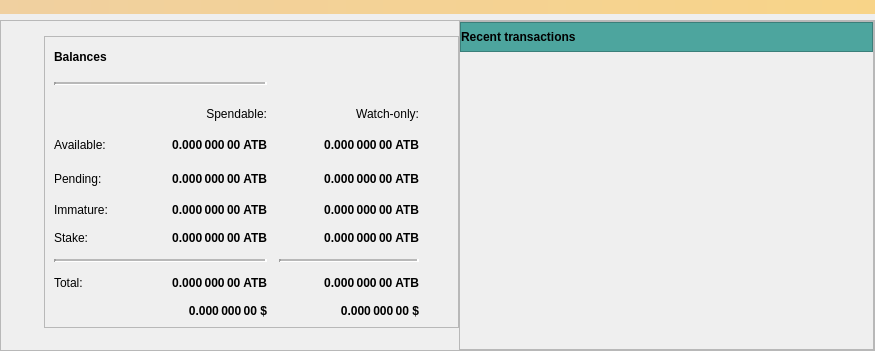
Old version of the form src/qt/forms/overviewpage.ui in the repository odrowonz/atbcoin-insight.
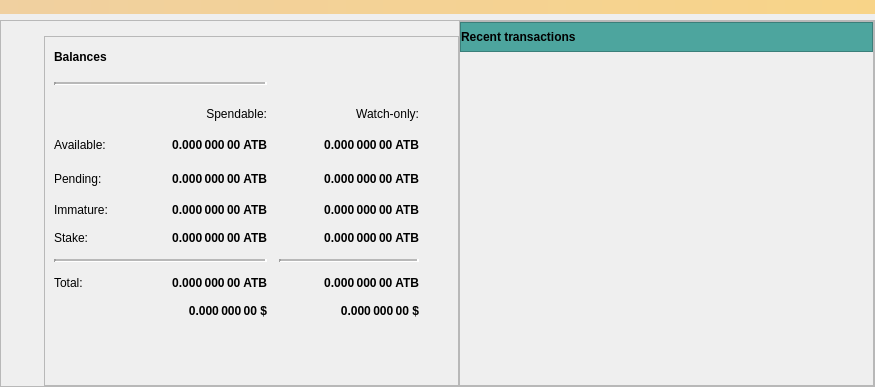
New version of the form. Icons and pictures are not drawn. Custom widgets are drawn as their Qt base class.

```diff
--- a/src/qt/forms/overviewpage.ui
+++ b/src/qt/forms/overviewpage.ui
@@ -7,7 +7,7 @@
     <x>0</x>
     <y>0</y>
     <width>875</width>
-    <height>351</height>
+    <height>387</height>
    </rect>
   </property>
   <property name="minimumSize">
@@ -680,34 +680,22 @@
                </item>
               </layout>
              </item>
+             <item>
+              <spacer name="verticalSpacer">
+               <property name="orientation">
+                <enum>Qt::Vertical</enum>
+               </property>
+               <property name="sizeHint" stdset="0">
+                <size>
+                 <width>20</width>
+                 <height>40</height>
+                </size>
+               </property>
+              </spacer>
+             </item>
             </layout>
            </widget>
           </item>
-          <item>
-           <widget class="BackgroundImage" name="backgroundImage">
-            <property name="sizePolicy">
-             <sizepolicy hsizetype="Expanding" vsizetype="Expanding">
-              <horstretch>0</horstretch>
-              <verstretch>0</verstretch>
-             </sizepolicy>
-            </property>
-            <property name="styleSheet">
-             <string notr="true"/>
-            </property>
-            <property name="text">
-             <string/>
-            </property>
-            <property name="scaledContents">
-             <bool>false</bool>
-            </property>
-            <property name="alignment">
-             <set>Qt::AlignLeading|Qt::AlignLeft|Qt::AlignVCenter</set>
-            </property>
-            <property name="textInteractionFlags">
-             <set>Qt::NoTextInteraction</set>
-            </property>
-           </widget>
-          </item>
          </layout>
         </item>
         <item>
@@ -900,13 +888,6 @@
    </item>
   </layout>
  </widget>
- <customwidgets>
-  <customwidget>
-   <class>BackgroundImage</class>
-   <extends>QLabel</extends>
-   <header location="global">backgroundimage.h</header>
-  </customwidget>
- </customwidgets>
  <resources>
   <include location="../bitcoin.qrc"/>
  </resources>
```
